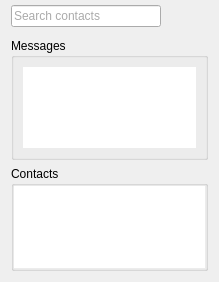
Before: the Qt Designer form src/qt/ui/user_contacts_panel.ui in maidsafe-archive/MaidSafe-Encrypt, drawn with Qt 5.
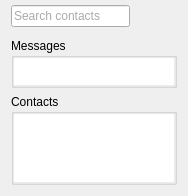
After: the same form once the commit is applied. Icons and pictures are not drawn.

```diff
--- a/src/qt/ui/user_contacts_panel.ui
+++ b/src/qt/ui/user_contacts_panel.ui
@@ -6,8 +6,8 @@
    <rect>
     <x>0</x>
     <y>0</y>
-    <width>219</width>
-    <height>282</height>
+    <width>188</width>
+    <height>193</height>
    </rect>
   </property>
   <property name="sizePolicy">
@@ -138,7 +138,25 @@
     </layout>
    </item>
    <item>
-    <widget class="QGroupBox" name="groupBox_2">
+    <widget class="QGroupBox" name="msgGroupBox">
+     <property name="sizePolicy">
+      <sizepolicy hsizetype="Preferred" vsizetype="Minimum">
+       <horstretch>0</horstretch>
+       <verstretch>0</verstretch>
+      </sizepolicy>
+     </property>
+     <property name="minimumSize">
+      <size>
+       <width>30</width>
+       <height>50</height>
+      </size>
+     </property>
+     <property name="maximumSize">
+      <size>
+       <width>16777215</width>
+       <height>50</height>
+      </size>
+     </property>
      <property name="title">
       <string>Messages</string>
      </property>
@@ -146,11 +164,20 @@
       <bool>true</bool>
      </property>
      <layout class="QGridLayout" name="gridLayout">
-      <property name="topMargin">
-       <number>9</number>
+      <property name="margin">
+       <number>0</number>
+      </property>
+      <property name="spacing">
+       <number>0</number>
       </property>
       <item row="0" column="0">
        <widget class="QListWidget" name="listWidget_2">
+        <property name="sizePolicy">
+         <sizepolicy hsizetype="Expanding" vsizetype="Expanding">
+          <horstretch>0</horstretch>
+          <verstretch>0</verstretch>
+         </sizepolicy>
+        </property>
         <property name="frameShape">
          <enum>QFrame::NoFrame</enum>
         </property>
```
